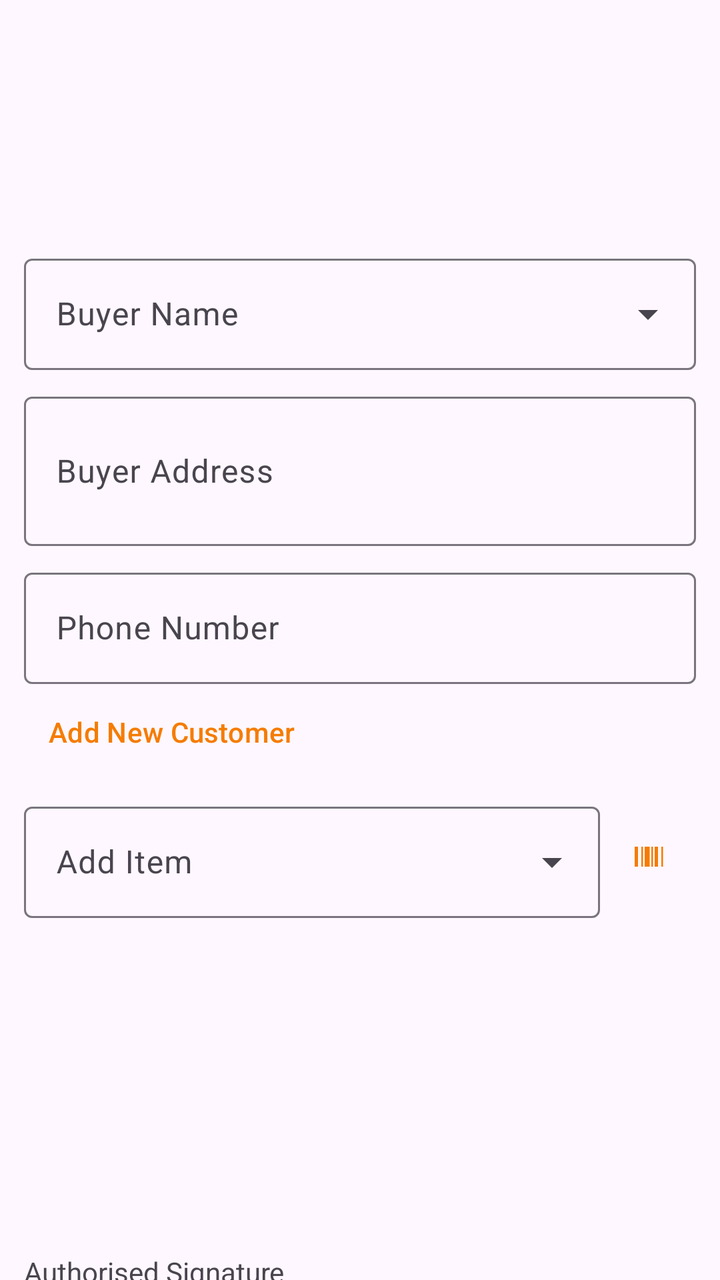
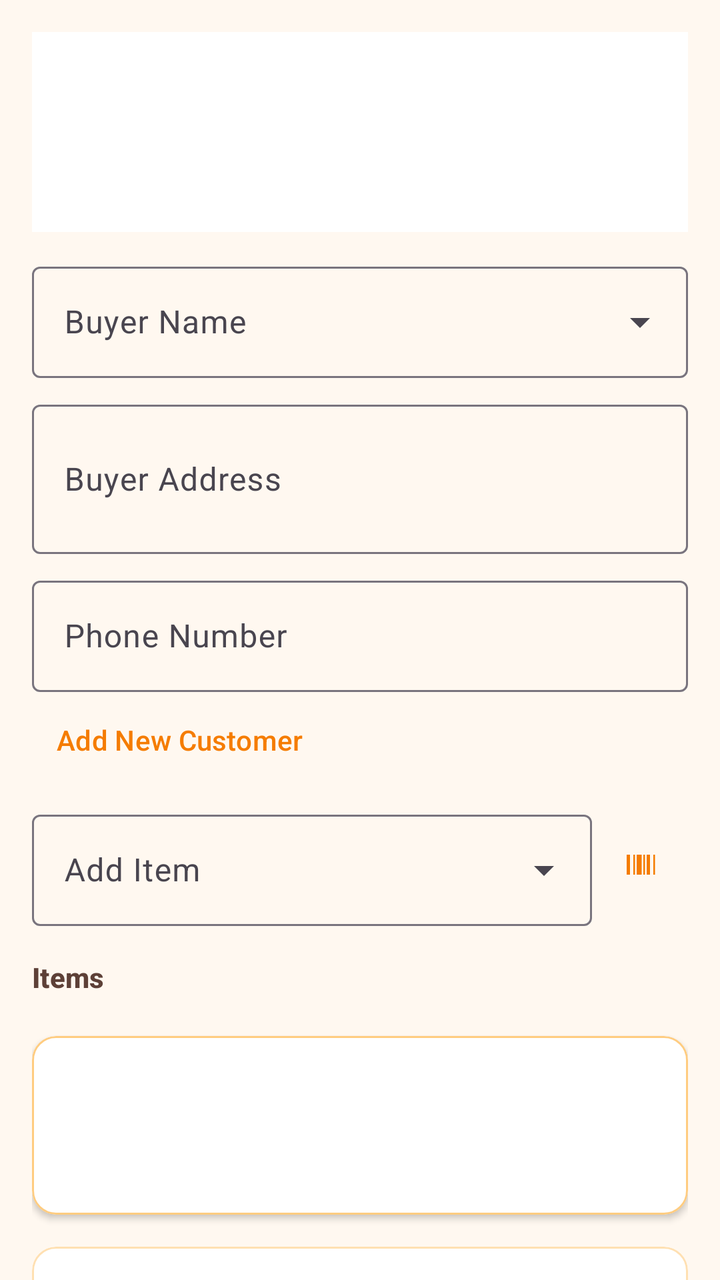

An Android layout rendered at two revisions. The XML below is the earlier revision; the diff shows what the commit changed to produce the second picture.
<!-- AndroidManifest.xml: application theme Theme.VikrSaathi -->
<!-- res/layout/fragment_bill.xml -->
<?xml version="1.0" encoding="utf-8"?>
<androidx.core.widget.NestedScrollView xmlns:android="http://schemas.android.com/apk/res/android"
    xmlns:app="http://schemas.android.com/apk/res-auto"
    android:layout_width="match_parent"
    android:layout_height="match_parent"
    android:fillViewport="true">

    <LinearLayout
        android:layout_width="match_parent"
        android:layout_height="wrap_content"
        android:orientation="vertical"
        android:padding="12dp">

        <ImageView
            android:id="@+id/imageHeader"
            android:layout_width="match_parent"
            android:layout_height="100dp"
            android:contentDescription="@string/header_image"
            android:scaleType="fitCenter" />

        <com.google.android.material.textfield.TextInputLayout
            android:layout_width="match_parent"
            android:layout_height="wrap_content"
            android:layout_marginTop="12dp"
            android:hint="@string/buyer_name"
            style="@style/Widget.Material3.TextInputLayout.OutlinedBox.ExposedDropdownMenu">

            <com.google.android.material.textfield.MaterialAutoCompleteTextView
                android:id="@+id/autoCompleteCustomer"
                android:layout_width="match_parent"
                android:layout_height="wrap_content"
                android:inputType="text"
                android:imeOptions="actionDone" />
        </com.google.android.material.textfield.TextInputLayout>

        <com.google.android.material.textfield.TextInputLayout
            android:layout_width="match_parent"
            android:layout_height="wrap_content"
            android:layout_marginTop="8dp"
            android:hint="@string/buyer_address">

            <com.google.android.material.textfield.TextInputEditText
                android:id="@+id/editBuyerAddress"
                android:layout_width="match_parent"
                android:layout_height="wrap_content"
                android:inputType="textMultiLine"
                android:minLines="2" />
        </com.google.android.material.textfield.TextInputLayout>

        <com.google.android.material.textfield.TextInputLayout
            android:layout_width="match_parent"
            android:layout_height="wrap_content"
            android:layout_marginTop="8dp"
            android:hint="@string/phone_number">

            <com.google.android.material.textfield.TextInputEditText
                android:id="@+id/editBuyerPhone"
                android:layout_width="match_parent"
                android:layout_height="wrap_content"
                android:inputType="phone" />
        </com.google.android.material.textfield.TextInputLayout>

        <com.google.android.material.button.MaterialButton
            android:id="@+id/buttonAddNewCustomer"
            style="@style/Widget.Material3.Button.TextButton"
            android:layout_width="wrap_content"
            android:layout_height="wrap_content"
            android:text="@string/add_new_customer" />

        <LinearLayout
            android:layout_width="match_parent"
            android:layout_height="wrap_content"
            android:layout_marginTop="8dp"
            android:gravity="center_vertical"
            android:orientation="horizontal">

            <com.google.android.material.textfield.TextInputLayout
                android:layout_width="0dp"
                android:layout_height="wrap_content"
                android:layout_weight="1"
                android:hint="@string/add_item"
                style="@style/Widget.Material3.TextInputLayout.OutlinedBox.ExposedDropdownMenu">

            <com.google.android.material.textfield.MaterialAutoCompleteTextView
                android:id="@+id/autoCompleteItem"
                android:layout_width="match_parent"
                android:layout_height="wrap_content"
                android:inputType="text"
                android:imeOptions="actionDone" />
            </com.google.android.material.textfield.TextInputLayout>

            <com.google.android.material.button.MaterialButton
                android:id="@+id/buttonScanBarcode"
                style="@style/Widget.Material3.Button.IconButton"
                android:layout_width="wrap_content"
                android:layout_height="wrap_content"
                android:contentDescription="@string/scan_barcode"
                app:icon="@drawable/ic_barcode_scan" />
        </LinearLayout>

        <androidx.recyclerview.widget.RecyclerView
            android:id="@+id/recyclerBillItems"
            android:layout_width="match_parent"
            android:layout_height="wrap_content"
            android:layout_marginTop="12dp"
            android:nestedScrollingEnabled="false" />

        <TextView
            android:id="@+id/textGrandTotal"
            android:layout_width="match_parent"
            android:layout_height="wrap_content"
            android:layout_marginTop="16dp"
            android:textAppearance="?attr/textAppearanceHeadlineSmall"
            android:textStyle="bold" />

        <TextView
            android:id="@+id/textTotalInWords"
            android:layout_width="match_parent"
            android:layout_height="wrap_content"
            android:layout_marginTop="8dp"
            android:textAppearance="?attr/textAppearanceBodyMedium" />

        <ImageView
            android:id="@+id/imageSignature"
            android:layout_width="160dp"
            android:layout_height="60dp"
            android:layout_marginTop="16dp"
            android:contentDescription="@string/signature_image"
            android:scaleType="fitCenter" />

        <TextView
            android:layout_width="match_parent"
            android:layout_height="wrap_content"
            android:layout_marginTop="4dp"
            android:text="@string/authorised_signature" />

        <LinearLayout
            android:layout_width="match_parent"
            android:layout_height="wrap_content"
            android:layout_marginTop="16dp"
            android:orientation="horizontal">

            <com.google.android.material.button.MaterialButton
                android:id="@+id/buttonGeneratePdf"
                android:layout_width="0dp"
                android:layout_height="wrap_content"
                android:layout_marginEnd="4dp"
                android:layout_weight="1"
                android:text="@string/generate_pdf" />

            <com.google.android.material.button.MaterialButton
                android:id="@+id/buttonPrint"
                android:layout_width="0dp"
                android:layout_height="wrap_content"
                android:layout_marginStart="4dp"
                android:layout_weight="1"
                android:text="@string/print" />
        </LinearLayout>

        <com.google.android.material.button.MaterialButton
            android:id="@+id/buttonSaveBill"
            android:layout_width="match_parent"
            android:layout_height="wrap_content"
            android:layout_marginTop="8dp"
            android:layout_marginBottom="16dp"
            android:text="@string/save_bill" />
    </LinearLayout>
</androidx.core.widget.NestedScrollView>
<!-- resources referenced by this layout -->
<resources>
  <!-- drawable ic_barcode_scan (drawable) -->
  <vector xmlns:android="http://schemas.android.com/apk/res/android"
      android:width="24dp"
      android:height="24dp"
      android:viewportWidth="24"
      android:viewportHeight="24">
      <path
          android:fillColor="#FF000000"
          android:pathData="M4,6h2v12H4V6zM8,6h1v12H8V6zM10,6h3v12h-3V6zM14,6h1v12h-1V6zM16,6h2v12h-2V6zM20,6h1v12h-1V6z" />
  </vector>
  <string name="add_item">Add Item</string>
  <string name="add_new_customer">Add New Customer</string>
  <string name="authorised_signature">Authorised Signature</string>
  <string name="buyer_address">Buyer Address</string>
  <string name="buyer_name">Buyer Name</string>
  <string name="generate_pdf">Generate PDF</string>
  <string name="header_image">Header Image</string>
  <string name="phone_number">Phone Number</string>
  <string name="print">Print</string>
  <string name="save_bill">Save Bill</string>
  <string name="scan_barcode">Scan Barcode</string>
  <string name="signature_image">Signature Image</string>
  <style name="Theme.VikrSaathi" parent="Theme.Material3.DayNight.NoActionBar">
          <item name="colorPrimary">@color/orange_primary</item>
          <item name="colorPrimaryDark">@color/orange_primary_dark</item>
          <item name="colorPrimaryVariant">@color/orange_primary_dark</item>
          <item name="colorOnPrimary">@color/orange_on_primary</item>
          <item name="colorSecondary">@color/orange_accent</item>
          <item name="colorSecondaryVariant">@color/orange_700</item>
          <item name="colorOnSecondary">@color/black</item>
          <item name="colorPrimaryContainer">@color/orange_100</item>
          <item name="colorOnPrimaryContainer">@color/orange_900</item>
          <item name="android:statusBarColor">@color/orange_primary_dark</item>
          <item name="android:navigationBarColor">@color/orange_primary_dark</item>
      </style>
  <color name="orange_primary">#F57C00</color>
  <color name="orange_primary_dark">#E65100</color>
  <color name="orange_on_primary">#FFFFFF</color>
  <color name="orange_accent">#FFB74D</color>
  <color name="orange_700">#F57C00</color>
  <color name="black">#FF000000</color>
  <color name="orange_100">#FFE0B2</color>
  <color name="orange_900">#E65100</color>
</resources>

<!-- the commit's change to res/layout/fragment_bill.xml (unified diff, before → after) -->
@@ -1,168 +1,258 @@
 <?xml version="1.0" encoding="utf-8"?>
-<androidx.core.widget.NestedScrollView xmlns:android="http://schemas.android.com/apk/res/android"
+<androidx.drawerlayout.widget.DrawerLayout xmlns:android="http://schemas.android.com/apk/res/android"
     xmlns:app="http://schemas.android.com/apk/res-auto"
+    android:id="@+id/drawerLayout"
     android:layout_width="match_parent"
-    android:layout_height="match_parent"
-    android:fillViewport="true">
-
-    <LinearLayout
+    android:layout_height="match_parent">
+
+    <androidx.core.widget.NestedScrollView
         android:layout_width="match_parent"
-        android:layout_height="wrap_content"
-        android:orientation="vertical"
-        android:padding="12dp">
-
-        <ImageView
-            android:id="@+id/imageHeader"
-            android:layout_width="match_parent"
-            android:layout_height="100dp"
-            android:contentDescription="@string/header_image"
-            android:scaleType="fitCenter" />
-
-        <com.google.android.material.textfield.TextInputLayout
-            android:layout_width="match_parent"
-            android:layout_height="wrap_content"
-            android:layout_marginTop="12dp"
-            android:hint="@string/buyer_name"
-            style="@style/Widget.Material3.TextInputLayout.OutlinedBox.ExposedDropdownMenu">
-
-            <com.google.android.material.textfield.MaterialAutoCompleteTextView
-                android:id="@+id/autoCompleteCustomer"
-                android:layout_width="match_parent"
-                android:layout_height="wrap_content"
-                android:inputType="text"
-                android:imeOptions="actionDone" />
-        </com.google.android.material.textfield.TextInputLayout>
-
-        <com.google.android.material.textfield.TextInputLayout
-            android:layout_width="match_parent"
-            android:layout_height="wrap_content"
-            android:layout_marginTop="8dp"
-            android:hint="@string/buyer_address">
-
-            <com.google.android.material.textfield.TextInputEditText
-                android:id="@+id/editBuyerAddress"
-                android:layout_width="match_parent"
-                android:layout_height="wrap_content"
-                android:inputType="textMultiLine"
-                android:minLines="2" />
-        </com.google.android.material.textfield.TextInputLayout>
-
-        <com.google.android.material.textfield.TextInputLayout
-            android:layout_width="match_parent"
-            android:layout_height="wrap_content"
-            android:layout_marginTop="8dp"
-            android:hint="@string/phone_number">
-
-            <com.google.android.material.textfield.TextInputEditText
-                android:id="@+id/editBuyerPhone"
-                android:layout_width="match_parent"
-                android:layout_height="wrap_content"
-                android:inputType="phone" />
-        </com.google.android.material.textfield.TextInputLayout>
-
-        <com.google.android.material.button.MaterialButton
-            android:id="@+id/buttonAddNewCustomer"
-            style="@style/Widget.Material3.Button.TextButton"
-            android:layout_width="wrap_content"
-            android:layout_height="wrap_content"
-            android:text="@string/add_new_customer" />
+        android:layout_height="match_parent"
+        android:background="@color/orange_surface"
+        android:fillViewport="true">
 
         <LinearLayout
             android:layout_width="match_parent"
             android:layout_height="wrap_content"
-            android:layout_marginTop="8dp"
-            android:gravity="center_vertical"
-            android:orientation="horizontal">
+            android:orientation="vertical"
+            android:padding="16dp">
+
+            <ImageView
+                android:id="@+id/imageHeader"
+                android:layout_width="match_parent"
+                android:layout_height="100dp"
+                android:background="@color/white"
+                android:contentDescription="@string/header_image"
+                android:padding="4dp"
+                android:scaleType="fitCenter" />
 
             <com.google.android.material.textfield.TextInputLayout
-                android:layout_width="0dp"
-                android:layout_height="wrap_content"
-                android:layout_weight="1"
-                android:hint="@string/add_item"
-                style="@style/Widget.Material3.TextInputLayout.OutlinedBox.ExposedDropdownMenu">
-
-            <com.google.android.material.textfield.MaterialAutoCompleteTextView
-                android:id="@+id/autoCompleteItem"
-                android:layout_width="match_parent"
-                android:layout_height="wrap_content"
-                android:inputType="text"
-                android:imeOptions="actionDone" />
+                style="@style/Widget.Material3.TextInputLayout.OutlinedBox.ExposedDropdownMenu"
+                android:layout_width="match_parent"
+                android:layout_height="wrap_content"
+                android:layout_marginTop="12dp"
+                android:hint="@string/buyer_name">
+
+                <com.google.android.material.textfield.MaterialAutoCompleteTextView
+                    android:id="@+id/autoCompleteCustomer"
+                    android:layout_width="match_parent"
+                    android:layout_height="wrap_content"
+                    android:imeOptions="actionDone"
+                    android:inputType="text" />
             </com.google.android.material.textfield.TextInputLayout>
 
+            <com.google.android.material.textfield.TextInputLayout
+                android:layout_width="match_parent"
+                android:layout_height="wrap_content"
+                android:layout_marginTop="8dp"
+                android:hint="@string/buyer_address">
+
+                <com.google.android.material.textfield.TextInputEditText
+                    android:id="@+id/editBuyerAddress"
+                    android:layout_width="match_parent"
+                    android:layout_height="wrap_content"
+                    android:inputType="textMultiLine"
+                    android:minLines="2" />
+            </com.google.android.material.textfield.TextInputLayout>
+
+            <com.google.android.material.textfield.TextInputLayout
+                android:layout_width="match_parent"
+                android:layout_height="wrap_content"
+                android:layout_marginTop="8dp"
+                android:hint="@string/phone_number">
+
+                <com.google.android.material.textfield.TextInputEditText
+                    android:id="@+id/editBuyerPhone"
+                    android:layout_width="match_parent"
+                    android:layout_height="wrap_content"
+                    android:inputType="phone" />
+            </com.google.android.material.textfield.TextInputLayout>
+
             <com.google.android.material.button.MaterialButton
-                android:id="@+id/buttonScanBarcode"
-                style="@style/Widget.Material3.Button.IconButton"
+                android:id="@+id/buttonAddNewCustomer"
+                style="@style/Widget.Material3.Button.TextButton"
                 android:layout_width="wrap_content"
                 android:layout_height="wrap_content"
-                android:contentDescription="@string/scan_barcode"
-                app:icon="@drawable/ic_barcode_scan" />
+                android:text="@string/add_new_customer" />
+
+            <LinearLayout
+                android:id="@+id/layoutAddItem"
+                android:layout_width="match_parent"
+                android:layout_height="wrap_content"
+                android:layout_marginTop="8dp"
+                android:gravity="center_vertical"
+                android:orientation="horizontal">
+
+                <com.google.android.material.textfield.TextInputLayout
+                    style="@style/Widget.Material3.TextInputLayout.OutlinedBox.ExposedDropdownMenu"
+                    android:layout_width="0dp"
+                    android:layout_height="wrap_content"
+                    android:layout_weight="1"
+                    android:hint="@string/add_item">
+
+                    <com.google.android.material.textfield.MaterialAutoCompleteTextView
+                        android:id="@+id/autoCompleteItem"
+                        android:layout_width="match_parent"
+                        android:layout_height="wrap_content"
+                        android:imeOptions="actionDone"
+                        android:inputType="text" />
+                </com.google.android.material.textfield.TextInputLayout>
+
+                <com.google.android.material.button.MaterialButton
+                    android:id="@+id/buttonScanBarcode"
+                    style="@style/Widget.Material3.Button.IconButton"
+                    android:layout_width="wrap_content"
+                    android:layout_height="wrap_content"
+                    android:contentDescription="@string/scan_barcode"
+                    app:icon="@drawable/ic_barcode_scan" />
+            </LinearLayout>
+
+            <TextView
+                android:layout_width="match_parent"
+                android:layout_height="wrap_content"
+                android:layout_marginTop="16dp"
+                android:text="@string/bill_items"
+                android:textAppearance="?attr/textAppearanceTitleSmall"
+                android:textColor="@color/text_secondary_dark"
+                android:textStyle="bold" />
+
+            <androidx.recyclerview.widget.RecyclerView
+                android:id="@+id/recyclerBillItems"
+                android:layout_width="match_parent"
+                android:layout_height="wrap_content"
+                android:layout_marginTop="4dp"
+                android:nestedScrollingEnabled="false" />
+
+            <com.google.android.material.card.MaterialCardView
+                android:layout_width="match_parent"
+                android:layout_height="wrap_content"
+                android:layout_marginTop="16dp"
+                app:cardBackgroundColor="@color/white"
+                app:cardCornerRadius="12dp"
+                app:cardElevation="2dp"
+                app:strokeColor="@color/orange_200"
+                app:strokeWidth="1dp">
+
+                <LinearLayout
+                    android:layout_width="match_parent"
+                    android:layout_height="wrap_content"
+                    android:orientation="vertical"
+                    android:padding="16dp">
+
+                    <TextView
+                        android:id="@+id/textGrandTotal"
+                        android:layout_width="match_parent"
+                        android:layout_height="wrap_content"
+                        android:textAppearance="?attr/textAppearanceHeadlineSmall"
+                        android:textColor="@color/orange_800"
+                        android:textStyle="bold" />
+
+                    <TextView
+                        android:id="@+id/textTotalInWords"
+                        android:layout_width="match_parent"
+                        android:layout_height="wrap_content"
+                        android:layout_marginTop="6dp"
+                        android:textAppearance="?attr/textAppearanceBodyMedium"
+                        android:textColor="@color/text_secondary_dark" />
+                </LinearLayout>
+            </com.google.android.material.card.MaterialCardView>
+
+            <com.google.android.material.card.MaterialCardView
+                android:layout_width="match_parent"
+                android:layout_height="wrap_content"
+                android:layout_marginTop="16dp"
+                app:cardBackgroundColor="@color/white"
+                app:cardCornerRadius="12dp"
+                app:cardElevation="0dp"
+                app:strokeColor="@color/orange_100"
+                app:strokeWidth="1dp">
+
+                <LinearLayout
+                    android:layout_width="match_parent"
+                    android:layout_height="wrap_content"
+                    android:gravity="center_horizontal"
+                    android:orientation="vertical"
+                    android:padding="12dp">
+
+                    <ImageView
+                        android:id="@+id/imageSignature"
+                        android:layout_width="160dp"
+                        android:layout_height="60dp"
+                        android:contentDescription="@string/signature_image"
+                        android:scaleType="fitCenter" />
+
+                    <TextView
+                        android:layout_width="match_parent"
+                        android:layout_height="wrap_content"
+                        android:layout_marginTop="4dp"
+                        android:gravity="center"
+                        android:text="@string/authorised_signature"
+                        android:textAppearance="?attr/textAppearanceBodySmall"
+                        android:textColor="@color/text_secondary_dark" />
+                </LinearLayout>
+            </com.google.android.material.card.MaterialCardView>
+
+            <LinearLayout
+                android:layout_width="match_parent"
+                android:layout_height="wrap_content"
+                android:layout_marginTop="16dp"
+                android:orientation="horizontal">
+
+                <com.google.android.material.button.MaterialButton
+                    android:id="@+id/buttonGeneratePdf"
+                    android:layout_width="0dp"
+                    android:layout_height="wrap_content"
+                    android:layout_marginEnd="4dp"
+                    android:layout_weight="1"
+                    android:text="@string/generate_pdf" />
+
+                <com.google.android.material.button.MaterialButton
+                    android:id="@+id/buttonPrint"
+                    android:layout_width="0dp"
+                    android:layout_height="wrap_content"
+                    android:layout_marginStart="4dp"
+                    android:layout_weight="1"
+                    android:text="@string/print" />
+            </LinearLayout>
+
+            <com.google.android.material.button.MaterialButton
+                android:id="@+id/buttonSaveBill"
+                android:layout_width="match_parent"
+                android:layout_height="wrap_content"
+                android:layout_marginTop="8dp"
+                android:layout_marginBottom="16dp"
+                android:text="@string/save_bill" />
         </LinearLayout>
-
-        <androidx.recyclerview.widget.RecyclerView
-            android:id="@+id/recyclerBillItems"
-            android:layout_width="match_parent"
-            android:layout_height="wrap_content"
-            android:layout_marginTop="12dp"
-            android:nestedScrollingEnabled="false" />
-
-        <TextView
-            android:id="@+id/textGrandTotal"
-            android:layout_width="match_parent"
-            android:layout_height="wrap_content"
-            android:layout_marginTop="16dp"
-            android:textAppearance="?attr/textAppearanceHeadlineSmall"
-            android:textStyle="bold" />
-
-        <TextView
-            android:id="@+id/textTotalInWords"
-            android:layout_width="match_parent"
-            android:layout_height="wrap_content"
-            android:layout_marginTop="8dp"
-            android:textAppearance="?attr/textAppearanceBodyMedium" />
-
-        <ImageView
-            android:id="@+id/imageSignature"
-            android:layout_width="160dp"
-            android:layout_height="60dp"
-            android:layout_marginTop="16dp"
-            android:contentDescription="@string/signature_image"
-            android:scaleType="fitCenter" />
-
-        <TextView
-            android:layout_width="match_parent"
-            android:layout_height="wrap_content"
-            android:layout_marginTop="4dp"
-            android:text="@string/authorised_signature" />
-
-        <LinearLayout
-            android:layout_width="match_parent"
-            android:layout_height="wrap_content"
-            android:layout_marginTop="16dp"
-            android:orientation="horizontal">
-
-            <com.google.android.material.button.MaterialButton
-                android:id="@+id/buttonGeneratePdf"
-                android:layout_width="0dp"
-                android:layout_height="wrap_content"
-                android:layout_marginEnd="4dp"
-                android:layout_weight="1"
-                android:text="@string/generate_pdf" />
-
-            <com.google.android.material.button.MaterialButton
-                android:id="@+id/buttonPrint"
-                android:layout_width="0dp"
-                android:layout_height="wrap_content"
-                android:layout_marginStart="4dp"
-                android:layout_weight="1"
-                android:text="@string/print" />
-        </LinearLayout>
-
-        <com.google.android.material.button.MaterialButton
-            android:id="@+id/buttonSaveBill"
-            android:layout_width="match_parent"
-            android:layout_height="wrap_content"
-            android:layout_marginTop="8dp"
-            android:layout_marginBottom="16dp"
-            android:text="@string/save_bill" />
-    </LinearLayout>
-</androidx.core.widget.NestedScrollView>
+    </androidx.core.widget.NestedScrollView>
+
+    <include
+        android:id="@+id/billDrawer"
+        layout="@layout/layout_bill_drawer" />
+</androidx.drawerlayout.widget.DrawerLayout>
+<!-- res/layout/layout_bill_drawer.xml (included above) -->
+<?xml version="1.0" encoding="utf-8"?>
+<LinearLayout xmlns:android="http://schemas.android.com/apk/res/android"
+    android:layout_width="280dp"
+    android:layout_height="match_parent"
+    android:layout_gravity="end"
+    android:background="?attr/colorSurface"
+    android:clickable="true"
+    android:elevation="8dp"
+    android:focusable="true"
+    android:orientation="vertical"
+    android:padding="16dp">
+
+    <TextView
+        android:layout_width="match_parent"
+        android:layout_height="wrap_content"
+        android:text="@string/bill_options"
+        android:textAppearance="?attr/textAppearanceTitleMedium"
+        android:textStyle="bold" />
+
+    <com.google.android.material.button.MaterialButton
+        android:id="@+id/buttonEnableEditBill"
+        android:layout_width="match_parent"
+        android:layout_height="wrap_content"
+        android:layout_marginTop="16dp"
+        android:text="@string/enable_edit_bill" />
+</LinearLayout>
<!-- resource entries referenced after the edit -->
@@ -13,8 +13,11 @@
   <string name="add_item">Add Item</string>
   <string name="add_new_customer">Add New Customer</string>
   <string name="authorised_signature">Authorised Signature</string>
+  <string name="bill_items">Items</string>
+  <string name="bill_options">Bill options</string>
   <string name="buyer_address">Buyer Address</string>
   <string name="buyer_name">Buyer Name</string>
+  <string name="enable_edit_bill">Edit bill</string>
   <string name="generate_pdf">Generate PDF</string>
   <string name="header_image">Header Image</string>
   <string name="phone_number">Phone Number</string>
@@ -42,6 +45,11 @@
   <color name="orange_700">#F57C00</color>
   <color name="black">#FF000000</color>
   <color name="orange_100">#FFE0B2</color>
+  <color name="orange_200">#FFCC80</color>
+  <color name="orange_800">#EF6C00</color>
+  <color name="orange_surface">#FFF8F0</color>
+  <color name="text_secondary_dark">#5D4037</color>
+  <color name="white">#FFFFFFFF</color>
   <color name="orange_900">#E65100</color>
 </resources>
 
